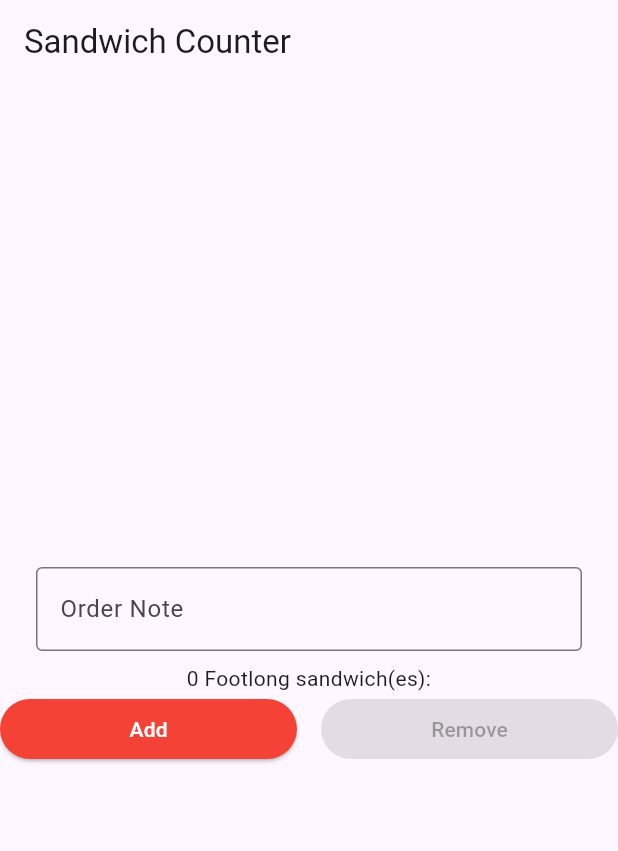
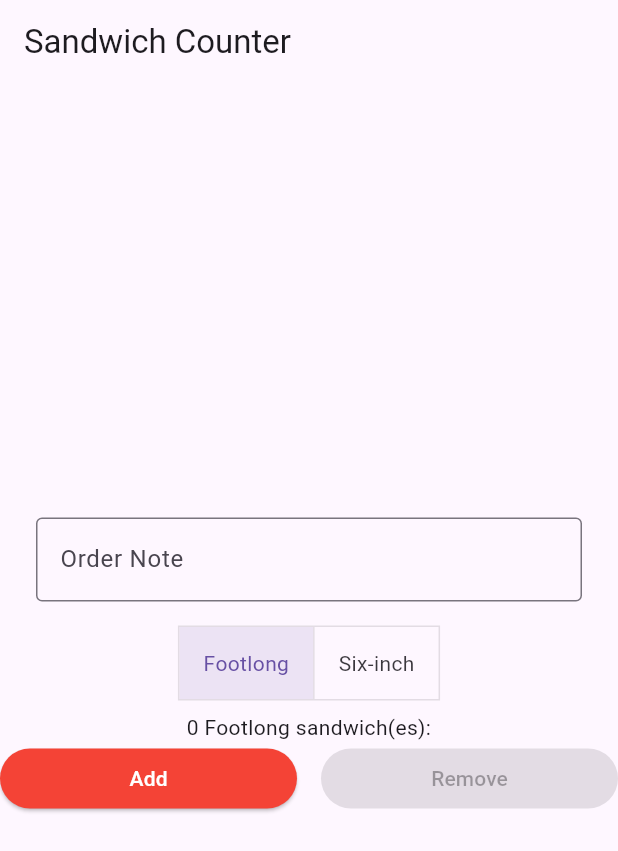
Before and after one commit to up2212102/sandwich_shop, a Flutter app: the screen it shows after launch, on a phone screen of 412 x 824 dp. Shown: the top 851 px of the screen. Run offline on Flutter 3.47's test engine with Material 3 defaults, Android fonts, the phone set to English and light mode, and no system bars.

Commit message:
Implemented Sandwich types switch

```diff
--- a/lib/main.dart
+++ b/lib/main.dart
@@ -30,6 +30,9 @@ class OrderScreen extends StatefulWidget {
 class _OrderScreenState extends State<OrderScreen> {
   int _quantity = 0;
   final TextEditingController _noteController = TextEditingController();
+  int _selectedSandwichIndex = 0;
+  final List<String> _sandwichTypes = ['Footlong', 'Six-inch'];
+
   void _increaseQuantity() {
     if (_quantity < widget.maxQuantity) {
       setState(() => _quantity++);
@@ -63,9 +66,33 @@ class _OrderScreenState extends State<OrderScreen> {
                 ),
               ),
             ),
+            Padding(
+              padding: const EdgeInsets.symmetric(vertical: 8.0),
+              child: ToggleButtons(
+                isSelected: [
+                  _selectedSandwichIndex == 0,
+                  _selectedSandwichIndex == 1,
+                ],
+                onPressed: (int index) {
+                  setState(() {
+                    _selectedSandwichIndex = index;
+                  });
+                },
+                children: const [
+                  Padding(
+                    padding: EdgeInsets.symmetric(horizontal: 16.0),
+                    child: Text('Footlong'),
+                  ),
+                  Padding(
+                    padding: EdgeInsets.symmetric(horizontal: 16.0),
+                    child: Text('Six-inch'),
+                  ),
+                ],
+              ),
+            ),
             OrderItemDisplay(
               _quantity,
-              'Footlong',
+              _sandwichTypes[_selectedSandwichIndex],
             ),
             Row(
               children: [
@@ -75,7 +102,7 @@ class _OrderScreenState extends State<OrderScreen> {
                     onPressed: _quantity < widget.maxQuantity ? _increaseQuantity : null,
                   ),
                 ),
-                const SizedBox(width: 16), // Bigger gap
+                const SizedBox(width: 16),
                 Expanded(
                   child: StyledButton(
                     text: 'Remove',
```
